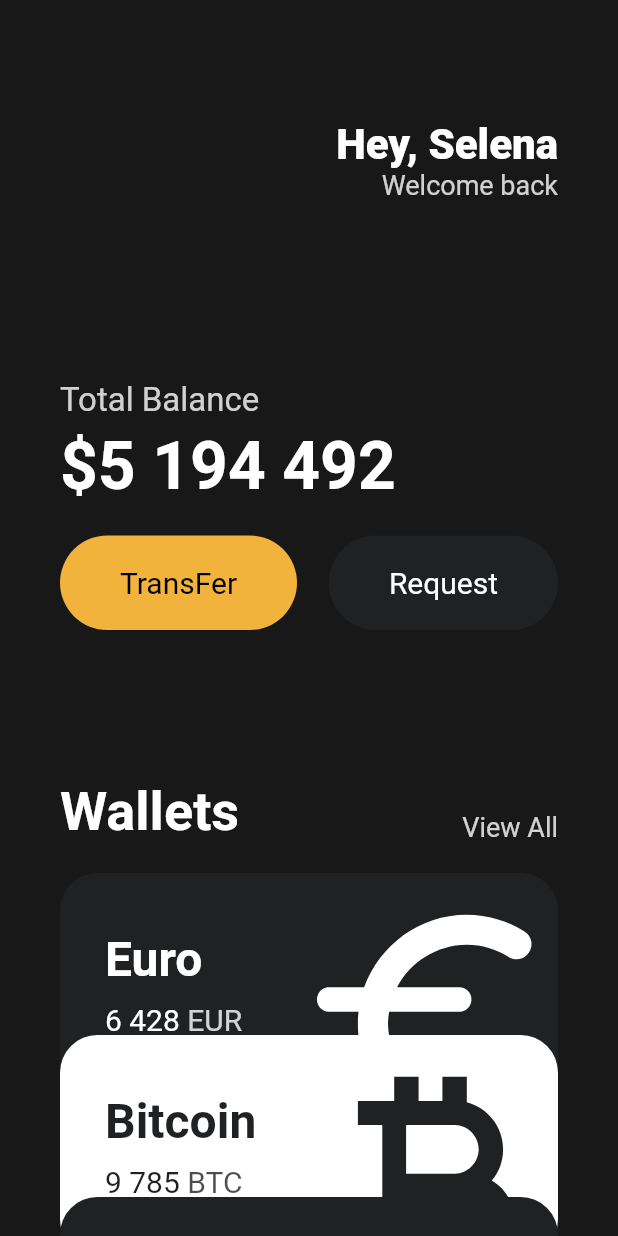
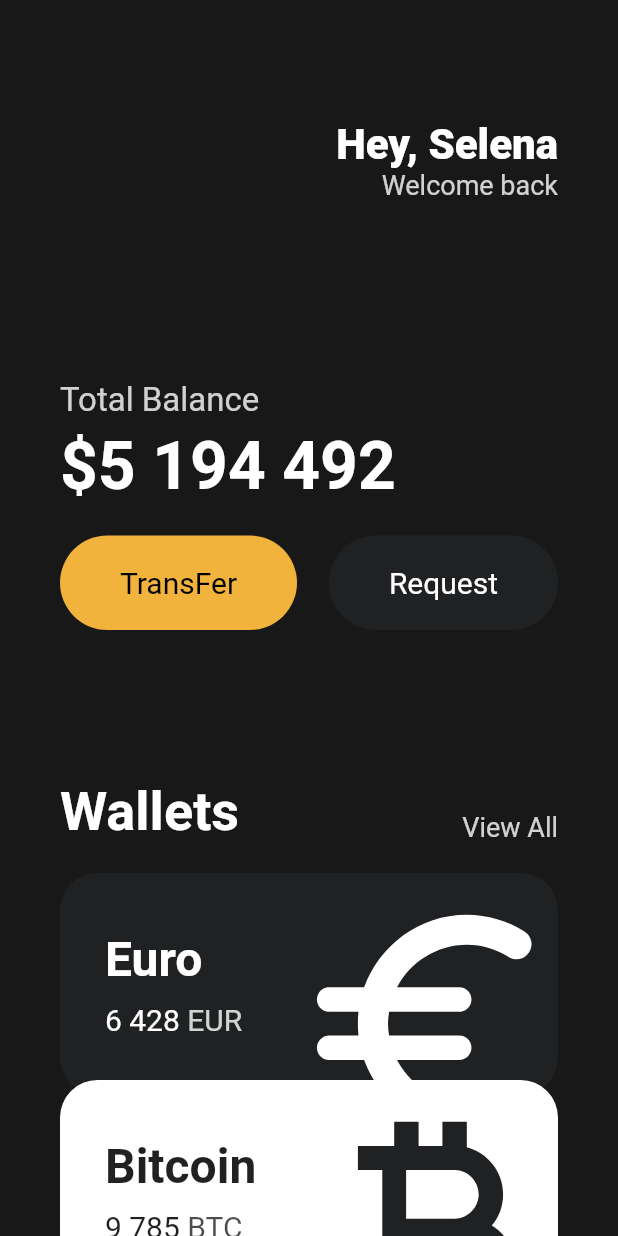
Before and after one commit to SangkiKim/toonflix, a Flutter app: the screen it shows after launch, on a phone screen of 412 x 824 dp. Run offline on Flutter 3.47's test engine with Material 2 defaults, Android fonts, the phone set to English and light mode, and no system bars.

Commit message:
currency card edit

```diff
--- a/lib/main.dart
+++ b/lib/main.dart
@@ -114,32 +114,23 @@ class App extends StatelessWidget {
                   amount: "6 428",
                   icon: Icons.euro_rounded,
                   isInverted: false,
+                  order: 0,
                 ),
-                Transform.translate(
-                  offset: const Offset(
-                    0,
-                    -40,
-                  ),
-                  child: const CurrencyCards(
+                const CurrencyCards(
                   name: "Bitcoin",
                   code: "BTC",
                   amount: "9 785",
                   icon: Icons.currency_bitcoin,
                   isInverted: true,
+                  order: 1,
                 ),
-                ),
-                Transform.translate(
-                  offset: const Offset(
-                    0,
-                    -80,
-                  ),
-                  child: const CurrencyCards(
+                const CurrencyCards(
                   name: "Dollar",
                   code: "USD",
                   amount: "9 631",
                   icon: Icons.attach_money_outlined,
                   isInverted: false,
-                  ),
+                  order: 2,
                 ),
               ],
             ),
--- a/lib/widgets/currency_card.dart
+++ b/lib/widgets/currency_card.dart
@@ -5,6 +5,7 @@ class CurrencyCards extends StatelessWidget {
   final IconData icon;
   final bool isInverted;
   final _blackColor = const Color(0xFF1F2123);
+  final double order;
 
   const CurrencyCards({
     super.key,
@@ -13,11 +14,17 @@ class CurrencyCards extends StatelessWidget {
     required this.amount,
     required this.icon,
     required this.isInverted,
+    required this.order,
   });
 
   @override
   Widget build(BuildContext context) {
-    return Container(
+    return Transform.translate(
+      offset: Offset(
+        0,
+        order * 10 * -1,
+      ),
+      child: Container(
         clipBehavior: Clip.hardEdge,
         decoration: BoxDecoration(
           color: isInverted ? Colors.white : _blackColor,
@@ -84,6 +91,7 @@ class CurrencyCards extends StatelessWidget {
             ],
           ),
         ),
+      ),
     );
     throw UnimplementedError();
   }
```
Lines whose indentation alone changed are shown as unchanged.
